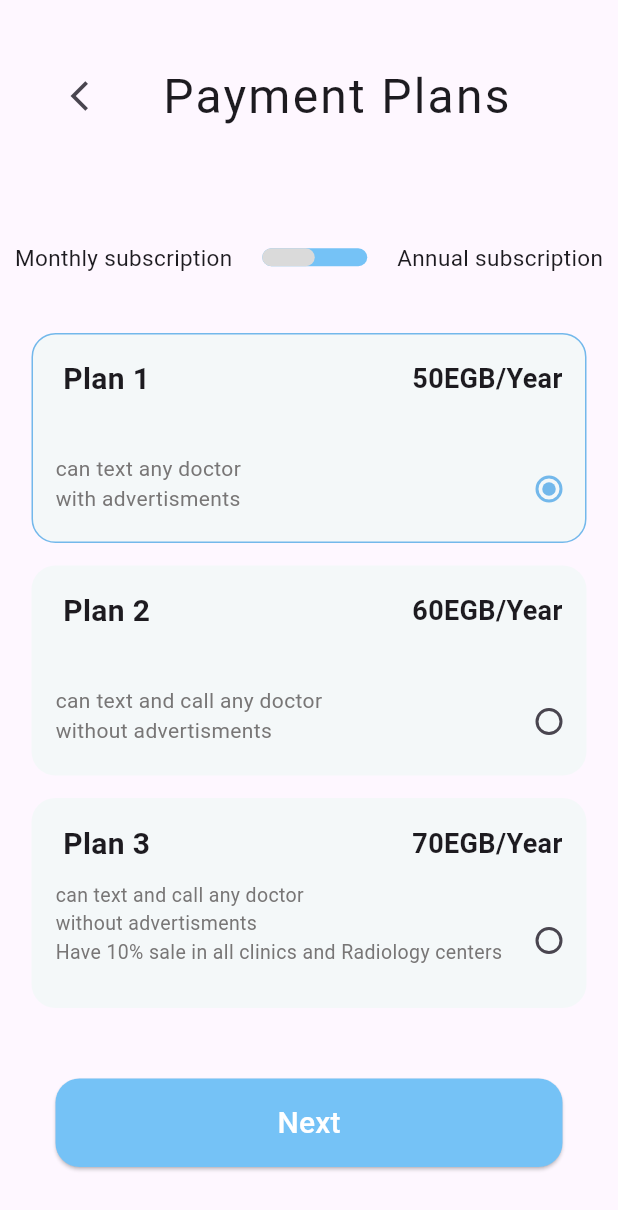
After one commit to nada-elmetwaly/eye_scan, a Flutter app: the PaymentPlansAnn screen opened directly, on a phone screen of 412 x 824 dp. The commit adds this screen. Shown: the top 1210 px of the screen. Run offline on Flutter 3.47's test engine with Material 3 defaults, Android fonts, the phone set to English and light mode, and no system bars; drawn by our look-alikes of percent_indicator; our stand-ins replace curved_labeled_navigation_bar, emoji_picker_flutter, flutter_rating_bar, font_awesome_flutter, image_picker, intl_phone_field and 4 more; accounts and stored records are empty; Roboto replaces fonts that are missing (myfont); project files that could hold a hidden picture were left out.

Commit message:
pay_plans

```diff
--- a/lib/LoginScreens/after_create.dart
+++ b/lib/LoginScreens/after_create.dart
@@ -10,7 +10,8 @@ class AfterCreate extends StatelessWidget {
   Widget build(BuildContext context) {
     return SafeArea(
       child: Scaffold(
-        body: Column(
+        body: SingleChildScrollView(
+          child: Column(
             crossAxisAlignment: CrossAxisAlignment.center,
             children: [
               SizedBox(
@@ -27,6 +28,7 @@ class AfterCreate extends StatelessWidget {
             ],
           ),
         ),
+      ),
     );
   }
 }
--- a/lib/LoginScreens/welcome.dart
+++ b/lib/LoginScreens/welcome.dart
@@ -15,7 +15,8 @@ class Welcome extends StatelessWidget {
   Widget build(BuildContext context) {
     return SafeArea(
       child: Scaffold(
-        body: Column(
+        body: SingleChildScrollView(
+          child: Column(
             crossAxisAlignment: CrossAxisAlignment.center,
             children: [
               SizedBox(
@@ -32,6 +33,7 @@ class Welcome extends StatelessWidget {
             ],
           ),
         ),
+      ),
     );
   }
 }
--- a/lib/LoginScreens/widgets/acc_box.dart
+++ b/lib/LoginScreens/widgets/acc_box.dart
@@ -6,8 +6,9 @@ class AccBox extends StatelessWidget {
   final String title;
   final String desc;
   final String img;
+
   final VoidCallback onTap;
-  const AccBox({super.key , required this.title,required this.desc, required this.img , required this.onTap});
+  AccBox({super.key , required this.title,required this.desc, required this.img , required this.onTap});
 
   @override
   Widget build(BuildContext context) {
@@ -21,6 +22,7 @@ class AccBox extends StatelessWidget {
 
 
           Container(
+
             width: 360,
             height: 160,
            decoration: BoxDecoration(
--- /dev/null
+++ b/lib/payments/payment_plans_ann.dart
@@ -0,0 +1,270 @@
+// ignore_for_file: prefer_const_literals_to_create_immutables, prefer_const_constructors
+
+import 'package:eye_scan/LoginScreens/widgets/common_text.dart';
+import 'package:eye_scan/components/customButton.dart';
+import 'package:eye_scan/payments/payment_methods_screen.dart';
+import 'package:flutter/cupertino.dart';
+import 'package:flutter/material.dart';
+import 'package:percent_indicator/linear_percent_indicator.dart';
+
+class PaymentPlansAnn extends StatefulWidget {
+  const PaymentPlansAnn({super.key});
+
+  @override
+  State<PaymentPlansAnn> createState() => _PaymentPlansAnnState();
+}
+
+class _PaymentPlansAnnState extends State<PaymentPlansAnn> {
+  int _value = 1;
+  @override
+  Widget build(BuildContext context) {
+    return SafeArea(
+      child: Scaffold(
+        body: SingleChildScrollView(
+          child: Column(
+            children: [
+              SizedBox(height: 40,) ,
+
+              Row(
+                children: [
+                  SizedBox(
+                    width: 35,
+                  ),
+                  IconButton(
+                      onPressed: () {
+                        Navigator.pop(context);
+                      },
+                      icon: Icon(Icons.arrow_back_ios)),
+                  SizedBox(
+                    width: 25,
+                  ),
+                  Text("Payment Plans" , style: TextStyle(
+                    fontSize: 32 ,
+                    fontFamily: "myfont" ,
+                    letterSpacing: 1.5
+                  ),)
+
+                ],
+              ),
+              SizedBox(height: 73,) ,
+              Row(
+                mainAxisAlignment: MainAxisAlignment.spaceEvenly,
+                children: [
+                  Text("Monthly subscription" , style: TextStyle(
+                    fontSize: 15 ,
+                    fontFamily: "myfont" ,
+                  ),) ,
+                   LinearPercentIndicator(
+                    lineHeight: 12,
+                    percent: 0.5,
+                    barRadius: Radius.circular(16) ,
+                    clipLinearGradient: false,
+
+                    progressColor: Color(0xffDADADA),
+                    backgroundColor: Color(0xff75C2F6),
+
+                    width: 90,
+                  ) ,
+
+
+                      Text("Annual subscription" , style: TextStyle(
+                        fontFamily: "myfont" ,
+                        fontSize: 15
+                      ),)
+                ]
+              ) ,
+
+              SizedBox(height: 40,) ,
+              Container(
+              decoration: BoxDecoration(
+                color: Color(0xffF4F8F9) ,
+                borderRadius: BorderRadius.circular(16) ,
+                border: _value == 1
+                  ? Border.all(width: 1, color: Color(0xff73B8EB))
+                  : Border.all(color: Colors.transparent)
+
+              ),
+              width: 370,
+              height: 140,
+              child: Column(
+                children: [
+                  Row(
+                    mainAxisAlignment: MainAxisAlignment.spaceBetween,
+                    children: [
+                      Padding(
+                        padding: const EdgeInsets.only(left: 20 , top: 15),
+                        child: Text("Plan 1" , style: TextStyle(
+                         fontWeight: FontWeight.w600,
+                          fontSize: 20
+                        ),),
+                      ) ,
+                     Padding(
+                        padding: const EdgeInsets.only(right: 15 , top: 15),
+                        child: Text("50EGB/Year" , style: TextStyle(
+                         fontWeight: FontWeight.w600,
+
+                          fontSize: 18
+                        ),),
+                      ) ,
+                    ],
+                  ) ,
+                  SizedBox(height: 35,) ,
+                  Row(
+                    mainAxisAlignment: MainAxisAlignment.spaceBetween,
+                    children: [
+                      Padding(
+                        padding: const EdgeInsets.only(left: 15.0 , bottom: 8),
+                        child: Text("can text any doctor \nwith advertisments" ,
+                        style: TextStyle(color: Color(0xff787676)),
+                        ),
+                      ) ,
+                      Radio(value: 1,
+                      groupValue: _value,
+                      onChanged: (value){
+                        setState(() {
+                          _value = value as int ;
+                        });
+                       } ,
+                      activeColor: Color(0xFF73B8EB),
+
+
+                      )
+                    ],
+                  )
+                ],
+              ),
+              ) ,
+              SizedBox(height: 15,) ,
+
+              Container(
+              decoration: BoxDecoration(
+                color: Color(0xffF4F8F9) ,
+                borderRadius: BorderRadius.circular(16) ,
+                border: _value == 2
+                  ? Border.all(width: 1, color: Color(0xff73B8EB))
+                  : Border.all(color: Colors.transparent)
+
+              ),
+              width: 370,
+              height: 140,
+              child: Column(
+                children: [
+                  Row(
+                    mainAxisAlignment: MainAxisAlignment.spaceBetween,
+                    children: [
+                      Padding(
+                        padding: const EdgeInsets.only(left: 20 , top: 15),
+                        child: Text("Plan 2" , style: TextStyle(
+                         fontWeight: FontWeight.w600,
+                          fontSize: 20
+                        ),),
+                      ) ,
+                     Padding(
+                        padding: const EdgeInsets.only(right: 15 , top: 15),
+                        child: Text("60EGB/Year" , style: TextStyle(
+                         fontWeight: FontWeight.w600,
+                          fontSize: 18
+                        ),),
+                      ) ,
+                    ],
+                  ) ,
+                  SizedBox(height: 35,) ,
+                  Row(
+                    mainAxisAlignment: MainAxisAlignment.spaceBetween,
+                    children: [
+                      Padding(
+                        padding: const EdgeInsets.only(left: 15.0 , bottom: 8),
+                        child: Text("can text and call any doctor \nwithout advertisments" ,
+                        style: TextStyle(color: Color(0xff787676)),
+                        ),
+                      ) ,
+                      Radio(value: 2,
+                      groupValue: _value,
+                       onChanged: (value){
+                        setState(() {
+                          _value = value as int ;
+                        });
+                       } ,
+                      activeColor: Color(0xFF73B8EB),
+
+
+                      )
+                    ],
+                  )
+                ],
+              ),
+              ) ,
+
+              SizedBox(height: 15,) ,
+              Container(
+              decoration: BoxDecoration(
+                color: Color(0xffF4F8F9) ,
+                borderRadius: BorderRadius.circular(16) ,
+                border: _value == 3
+                  ? Border.all(width: 1, color: Color(0xff73B8EB))
+                  : Border.all(color: Colors.transparent)
+
+              ),
+              width: 370,
+              height: 140,
+              child: Column(
+                children: [
+                  Row(
+                    mainAxisAlignment: MainAxisAlignment.spaceBetween,
+                    children: [
+                      Padding(
+                        padding: const EdgeInsets.only(left: 20 , top: 15),
+                        child: Text("Plan 3" , style: TextStyle(
+                         fontWeight: FontWeight.w600,
+                          fontSize: 20
+                        ),),
+                      ) ,
+                     Padding(
+                        padding: const EdgeInsets.only(right: 15 , top: 15),
+                        child: Text("70EGB/Year" , style: TextStyle(
+                         fontWeight: FontWeight.w600,
+                          fontSize: 18
+                        ),),
+                      ) ,
+                    ],
+                  ) ,
+                  SizedBox(height: 10,) ,
+                  Row(
+                    mainAxisAlignment: MainAxisAlignment.spaceBetween,
+                    children: [
+                      Padding(
+                        padding: const EdgeInsets.only(left: 15.0 , bottom: 23 ),
+                        child: Text("can text and call any doctor \nwithout advertisments\nHave 10% sale in all clinics and Radiology centers" ,
+                        style: TextStyle(color: Color(0xff787676) , fontSize: 13),
+                        ),
+                      ) ,
+                      Radio(
+                        value: 3,
+                      groupValue: _value,
+                      onChanged: (value){
+                        setState(() {
+                          _value = value as int ;
+                        });
+                       } ,
+                      activeColor: Color(0xFF73B8EB),
+
+
+                      )
+                    ],
+                  )
+                ],
+              ),
+              ) ,
+              SizedBox(height: 47,) ,
+
+              CustomButton(text: "Next", onPressed: (){
+
+              },) ,
+
+            ],
+          ),
+        ),
+      ),
+    );
+  }
+}
--- a/lib/search_screens/doctor_info_screen.dart
+++ b/lib/search_screens/doctor_info_screen.dart
@@ -2,7 +2,7 @@ import 'package:flutter/material.dart';
 import 'package:phosphor_flutter/phosphor_flutter.dart';
 
 import '../payments/appointment_screen.dart';
-import '../payments/payment_plans.dart';
+import '../payments/payment_plans_mon.dart';
 import '../screens/search_screen.dart';
 
 class DocInfo extends StatelessWidget {
--- a/pubspec.yaml
+++ b/pubspec.yaml
@@ -34,7 +34,7 @@ dependencies:
   flutter_rating_bar: ^4.0.1
   curved_labeled_navigation_bar: ^2.0.2
   curved_navigation_bar: ^1.0.3
-  intro_screen_onboarding_flutter: ^1.0.0
+  percent_indicator: ^4.0.1
   flutter:
     sdk: flutter
 
```
Also changed, not shown: lib/LoginScreens/widgets/box.dart (+4 -4 lines), lib/onBoarding/onBoarding.dart (+8 -5 lines), lib/payments/payment_plans.dart (deleted, +0 -10 lines), lib/payments/payment_plans_mon.dart (added, +268 -0 lines), assets/images/check.png, pubspec.lock. Lines whose indentation alone changed are shown as unchanged.
